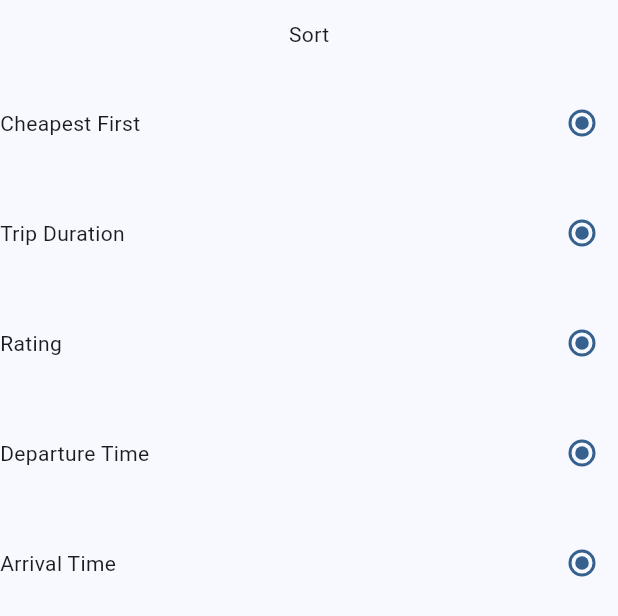
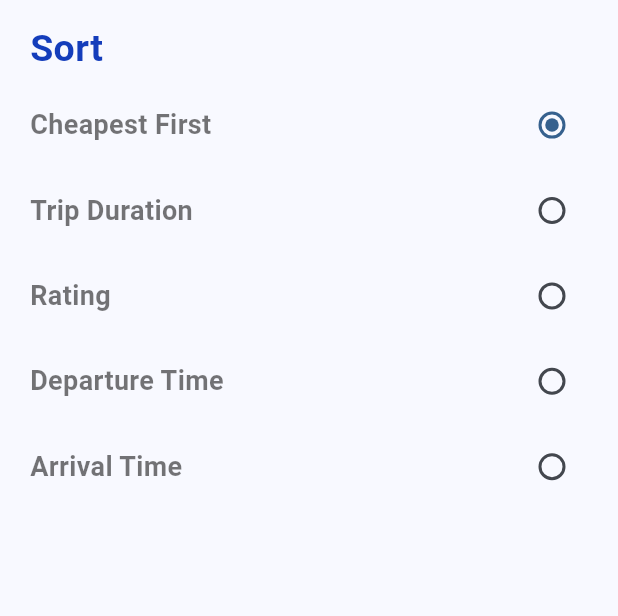
Before and after one commit to saninthottungal/fairFlights, a Flutter app: the CustomModaleWidget widget shown alone on an empty page, opened directly, on a phone screen of 412 x 824 dp. Shown: the top 616 px of the screen. Run offline on Flutter 3.47's test engine with Material 3 defaults, Android fonts, the light colour scheme and no system bars; our stand-ins replace connectivity_plus, dio, flutter_dotenv, google_fonts, lottie; missing offline and left inert: network_info_plus, scrollable_clean_calendar.

Commit message:
decoration in sort

```diff
--- a/lib/Screens/ScreenFlightsList/Widgets/CustomModale.dart
+++ b/lib/Screens/ScreenFlightsList/Widgets/CustomModale.dart
@@ -1,4 +1,6 @@
+import 'package:flight_booking/Core/Constants/colors.dart';
 import 'package:flutter/material.dart';
+import 'package:flutter/widgets.dart';
 
 class CustomModaleWidget extends StatelessWidget {
   const CustomModaleWidget({super.key});
@@ -6,45 +8,90 @@ class CustomModaleWidget extends StatelessWidget {
   @override
   Widget build(BuildContext context) {
     final height = MediaQuery.of(context).size.height;
-    return SizedBox(
-      height: height * 0.5,
+    return Container(
+      margin: const EdgeInsets.only(top: 10, left: 20, right: 20, bottom: 10),
+      height: height * 0.4,
       child: Column(
         mainAxisAlignment: MainAxisAlignment.spaceAround,
         children: [
-          const Text("Sort"),
+          SizedBox(
+              width: double.infinity,
+              child: Text(
+                "Sort",
+                style: TextStyle(
+                  color: AppColor.customBlue,
+                  fontWeight: FontWeight.bold,
+                  fontSize: 25,
+                ),
+              )),
           Row(
             mainAxisAlignment: MainAxisAlignment.spaceBetween,
             children: [
-              const Text("Cheapest First"),
+              const Text(
+                "Cheapest First",
+                style: TextStyle(
+                  fontWeight: FontWeight.bold,
+                  fontSize: 18,
+                  color: Colors.black54,
+                ),
+              ),
               Radio(value: true, groupValue: true, onChanged: (value) {})
             ],
           ),
           Row(
             mainAxisAlignment: MainAxisAlignment.spaceBetween,
             children: [
-              const Text("Trip Duration"),
-              Radio(value: true, groupValue: true, onChanged: (value) {})
+              const Text(
+                "Trip Duration",
+                style: TextStyle(
+                  fontWeight: FontWeight.bold,
+                  fontSize: 18,
+                  color: Colors.black54,
+                ),
+              ),
+              Radio(value: true, groupValue: false, onChanged: (value) {})
             ],
           ),
           Row(
             mainAxisAlignment: MainAxisAlignment.spaceBetween,
             children: [
-              const Text("Rating"),
-              Radio(value: true, groupValue: true, onChanged: (value) {})
+              const Text(
+                "Rating",
+                style: TextStyle(
+                  fontWeight: FontWeight.bold,
+                  fontSize: 18,
+                  color: Colors.black54,
+                ),
+              ),
+              Radio(value: true, groupValue: false, onChanged: (value) {})
             ],
           ),
           Row(
             mainAxisAlignment: MainAxisAlignment.spaceBetween,
             children: [
-              const Text("Departure Time"),
-              Radio(value: true, groupValue: true, onChanged: (value) {})
+              const Text(
+                "Departure Time",
+                style: TextStyle(
+                  fontWeight: FontWeight.bold,
+                  fontSize: 18,
+                  color: Colors.black54,
+                ),
+              ),
+              Radio(value: true, groupValue: false, onChanged: (value) {})
             ],
           ),
           Row(
             mainAxisAlignment: MainAxisAlignment.spaceBetween,
             children: [
-              const Text("Arrival Time"),
-              Radio(value: true, groupValue: true, onChanged: (value) {})
+              const Text(
+                "Arrival Time",
+                style: TextStyle(
+                  fontWeight: FontWeight.bold,
+                  fontSize: 18,
+                  color: Colors.black54,
+                ),
+              ),
+              Radio(value: true, groupValue: false, onChanged: (value) {})
             ],
           ),
         ],
```
